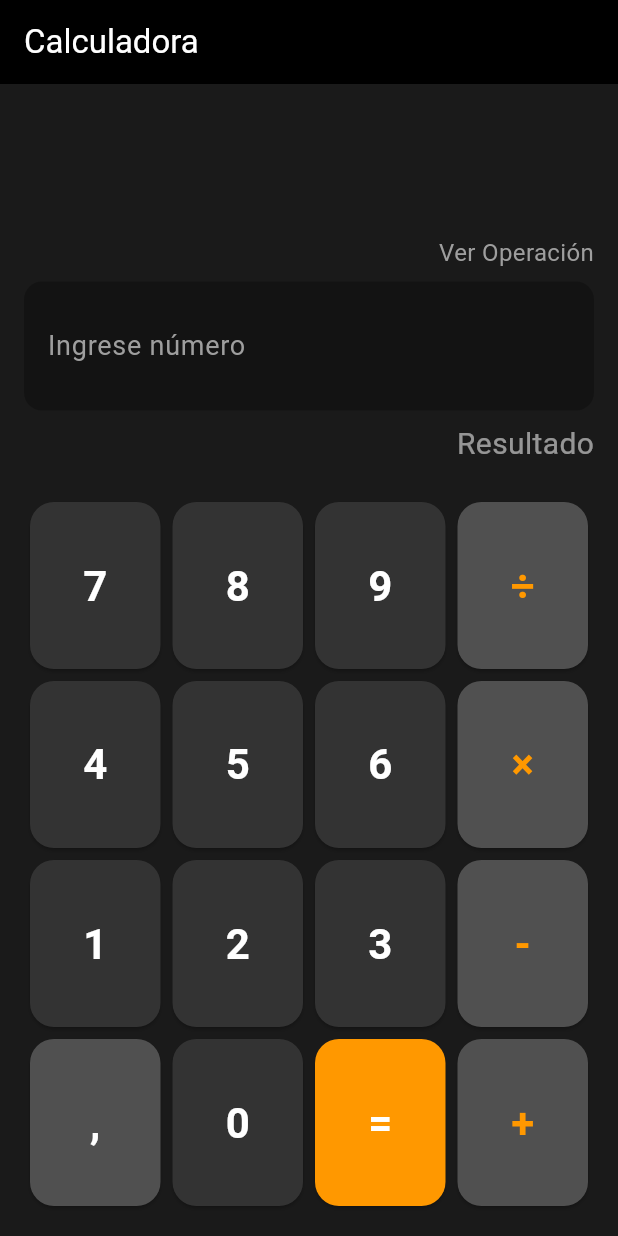
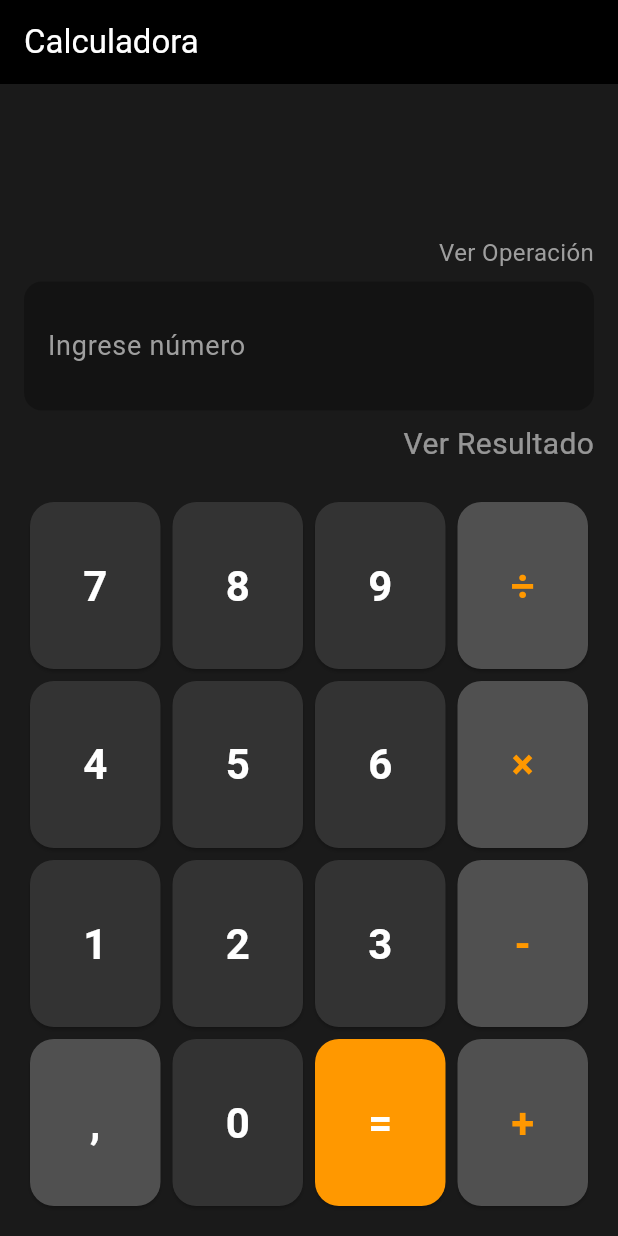
Before and after one commit to rodriQuelali/repositorio-2026-movil-II-3B, a Flutter app: the screen it shows after launch, on a phone screen of 412 x 824 dp. Run offline on Flutter 3.47's test engine with Material 3 defaults, Android fonts, the phone set to English and light mode, and no system bars.

Commit message:
manejo de operaciones.

```diff
--- a/flutter/flutter_application_calculator/lib/ui/homePageCalculator.dart
+++ b/flutter/flutter_application_calculator/lib/ui/homePageCalculator.dart
@@ -1,6 +1,7 @@
 
 //los estados de mi diseño.
 
+import 'package:flutter/gestures.dart';
 import 'package:flutter/material.dart';
 
 class HomePageCalculator extends StatefulWidget {
@@ -15,6 +16,10 @@ class _HomePageCalculatorState extends State<HomePageCalculator> {
 
   // Controlador para capturar el valor de la caja de texto
   TextEditingController txtNumeroController = TextEditingController();
+  String verValor = "Ver Operación";
+
+  String valorTexto = "";
+  String verResultado = "Ver Resultado";
 
   // Colores principales para el tema oscuro
   final Color bgColor = const Color(0xFF1A1A1A);
@@ -42,8 +47,8 @@ class _HomePageCalculatorState extends State<HomePageCalculator> {
                 crossAxisAlignment: CrossAxisAlignment.end,
                 mainAxisAlignment: MainAxisAlignment.end,
                 children: [
-                  const Text(
-                    "Ver Operación",
+                  Text(
+                    '$verValor',
                     style: TextStyle(color: Colors.grey, fontSize: 16),
                   ),
                   const SizedBox(height: 8),
@@ -64,8 +69,8 @@ class _HomePageCalculatorState extends State<HomePageCalculator> {
                     ),
                   ),
                   const SizedBox(height: 8),
-                  const Text(
-                    "Resultado",
+                  Text(
+                    '$verResultado',
                     style: TextStyle(color: Colors.white54, fontSize: 20),
                   ),
                 ],
@@ -98,10 +103,20 @@ class _HomePageCalculatorState extends State<HomePageCalculator> {
       child: Column(
         crossAxisAlignment: CrossAxisAlignment.stretch,
         children: [
-          _buildButton("7", btnColor: btnNumColor),
-          _buildButton("4", btnColor: btnNumColor),
-          _buildButton("1", btnColor: btnNumColor),
-          _buildButton(",", btnColor: btnActionColor),
+          _buildButton("7", btnColor: btnNumColor, onPressed: (){
+
+            txtNumeroController.text += "7";
+
+          }),
+          _buildButton("4", btnColor: btnNumColor, onPressed:(){
+            txtNumeroController.text += "4";
+          }),
+          _buildButton("1", btnColor: btnNumColor, onPressed:(){
+            txtNumeroController.text += "1";
+          }),
+          _buildButton(",", btnColor: btnActionColor, onPressed: (){
+            txtNumeroController.text += ",";
+          }),
         ],
       ),
     );
@@ -112,10 +127,18 @@ class _HomePageCalculatorState extends State<HomePageCalculator> {
       child: Column(
         crossAxisAlignment: CrossAxisAlignment.stretch,
         children: [
-          _buildButton("8", btnColor: btnNumColor),
-          _buildButton("5", btnColor: btnNumColor),
-          _buildButton("2", btnColor: btnNumColor),
-          _buildButton("0", btnColor: btnNumColor),
+          _buildButton("8", btnColor: btnNumColor, onPressed: (){
+            txtNumeroController.text += "8";
+          }),
+          _buildButton("5", btnColor: btnNumColor, onPressed: (){
+            txtNumeroController.text += "5";
+          }),
+          _buildButton("2", btnColor: btnNumColor, onPressed: (){
+            txtNumeroController.text += "2";
+          }),
+          _buildButton("0", btnColor: btnNumColor, onPressed: (){
+            txtNumeroController.text += "0";
+          }),
         ],
       ),
     );
@@ -126,16 +149,27 @@ class _HomePageCalculatorState extends State<HomePageCalculator> {
       child: Column(
         crossAxisAlignment: CrossAxisAlignment.stretch,
         children: [
-          _buildButton("9", btnColor: btnNumColor),
-          _buildButton("6", btnColor: btnNumColor),
-          _buildButton("3", btnColor: btnNumColor),
+          _buildButton("9", btnColor: btnNumColor, onPressed: (){
+            txtNumeroController.text += "9";
+          }),
+          _buildButton("6", btnColor: btnNumColor, onPressed: (){
+            txtNumeroController.text += "6";
+          }),
+          _buildButton("3", btnColor: btnNumColor, onPressed: (){
+            txtNumeroController.text += "3";
+          }),
           _buildButton("=", btnColor: btnOpColor, onPressed: () {
-            ScaffoldMessenger.of(context).showSnackBar(
+            //tarea para el resta, y limpiar los valores.
+
+            setState(() {
+              verResultado = "Resultado: ${double.parse(txtNumeroController.text) + double.parse(valorTexto)}";
+            });
+            /*ScaffoldMessenger.of(context).showSnackBar(
               SnackBar(
                 content: Text('Valor de la caja de texto: ${txtNumeroController.text}'),
                 backgroundColor: btnOpColor,
               ),
-            );
+            );*/
           }),
         ],
       ),
@@ -150,7 +184,14 @@ class _HomePageCalculatorState extends State<HomePageCalculator> {
           _buildButton("÷", btnColor: btnActionColor, txtColor: btnOpColor),
           _buildButton("×", btnColor: btnActionColor, txtColor: btnOpColor),
           _buildButton("-", btnColor: btnActionColor, txtColor: btnOpColor),
-          _buildButton("+", btnColor: btnActionColor, txtColor: btnOpColor),
+          _buildButton("+", btnColor: btnActionColor, txtColor: btnOpColor, onPressed: (){
+            //la seleccion dela operacion
+            valorTexto = txtNumeroController.text;
+            setState(() {
+              verValor = txtNumeroController.text + "+";
+              txtNumeroController.text = "";
+            });
+          }),
         ],
       ),
     );
```
